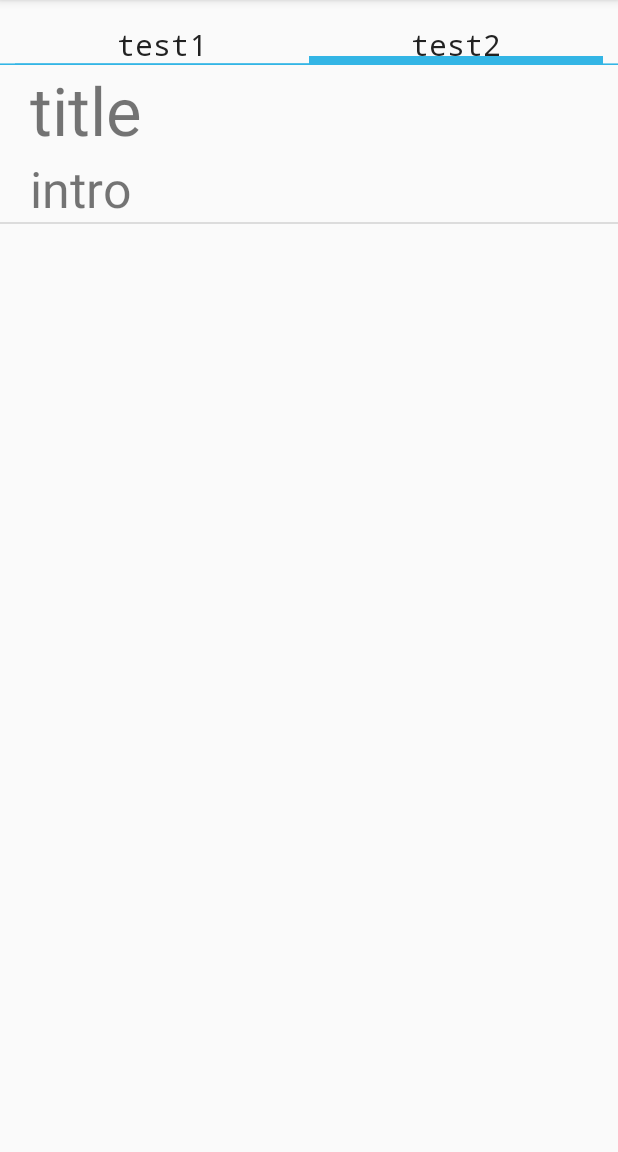
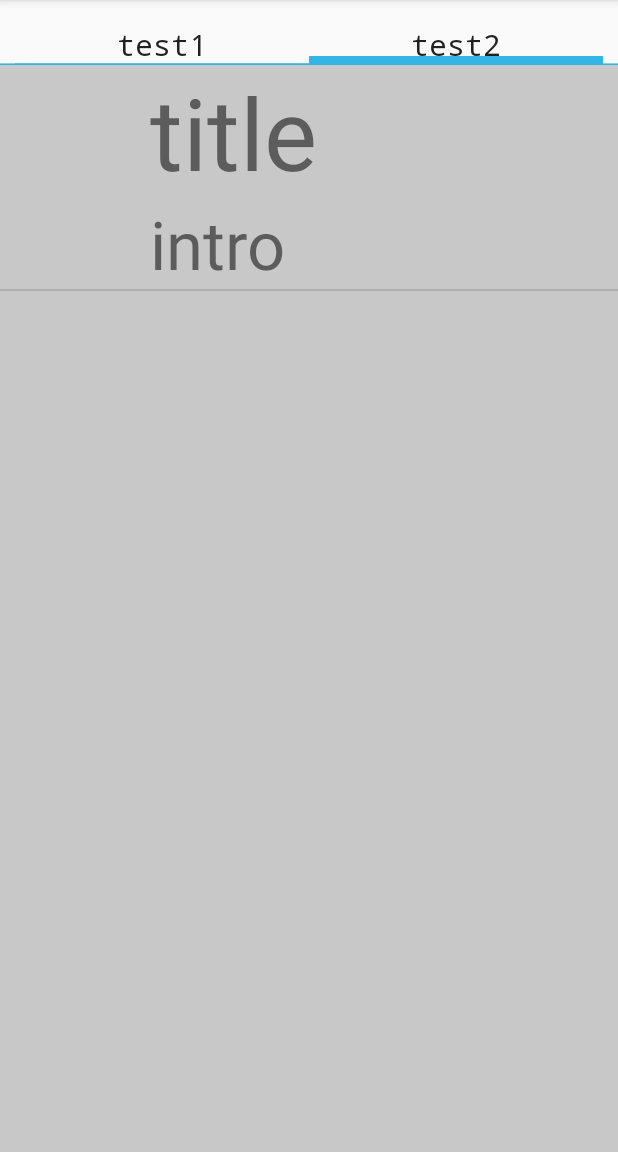
Before and after one commit to ttjackson/UDPRS, an Android app: the Fragment1 screen opened directly, with no data from a screen before it, tab 2 chosen, on a phone screen of 412 x 824 dp, the part 84-1236 px from its top. Run offline under Robolectric (Android 15) with nearby library versions, the phone set to English and light mode, and no system bars; 1 statement that could not run was skipped.

Commit message:
background

```diff
--- a/URDRS/app/src/main/java/com/lenovo/health/urdrs/Fragment1.java
+++ b/URDRS/app/src/main/java/com/lenovo/health/urdrs/Fragment1.java
@@ -1,12 +1,27 @@
 package com.lenovo.health.urdrs;
 
 import android.app.Activity;
+import android.content.Context;
+import android.location.Criteria;
+import android.location.Location;
+import android.location.LocationListener;
+import android.location.LocationManager;
+import android.location.LocationProvider;
 import android.net.Uri;
 import android.os.Bundle;
+import android.os.Handler;
+import android.os.Message;
+import android.os.Parcelable;
 import android.support.v4.app.Fragment;
 import android.view.LayoutInflater;
 import android.view.View;
 import android.view.ViewGroup;
+import android.widget.TextView;
+
+import org.w3c.dom.Text;
+
+import java.util.Iterator;
+import java.util.List;
 
 
 /**
@@ -26,9 +41,32 @@ public class Fragment1 extends Fragment {
     // TODO: Rename and change types of parameters
     private String mParam1;
     private String mParam2;
+    private TextView locText;
+    private OnFragmentInteractionListener mListener;
+    private LocationManager locationManager;
+    private LocationListener locListner = new LocationListener() {
 
-    private OnFragmentInteractionListener mListener;
+        @Override
+        public void onLocationChanged(Location location) {
+            System.out.println("Location Change");
+            updateWithNewLocation(location);
+        }
 
+        @Override
+        public void onStatusChanged(String provider, int status, Bundle extras) {
+
+        }
+
+        @Override
+        public void onProviderEnabled(String provider) {
+            getLocation();
+        }
+
+        @Override
+        public void onProviderDisabled(String provider) {
+            updateWithNewLocation(null);
+        }
+    };
     /**
      * Use this factory method to create a new instance of
      * this fragment using the provided parameters.
@@ -58,14 +96,60 @@ public class Fragment1 extends Fragment {
             mParam1 = getArguments().getString(ARG_PARAM1);
             mParam2 = getArguments().getString(ARG_PARAM2);
         }
+
     }
 
+    public void getLocation() {
+        Criteria criteria = new Criteria();
+        criteria.setAccuracy(Criteria.ACCURACY_FINE);
+        criteria.setAltitudeRequired(false);
+        criteria.setBearingRequired(false);
+        criteria.setCostAllowed(true);
+        criteria.setPowerRequirement(Criteria.POWER_LOW);
+        locationManager = (LocationManager) getActivity().getSystemService(Context.LOCATION_SERVICE);
+        String provider = locationManager.getBestProvider(criteria, true);
+        System.out.println(provider);
+        Location lastKnownLocation = locationManager.getLastKnownLocation(provider);
+        locationManager.requestLocationUpdates(LocationManager.NETWORK_PROVIDER, 2000, 1, locListner);
+        updateWithNewLocation(lastKnownLocation);
+    }
+
+    public void printLastLocation() {
+        locationManager = (LocationManager) getActivity().getSystemService(Context.LOCATION_SERVICE);
+        Location lastLocation = locationManager.getLastKnownLocation(LocationManager.NETWORK_PROVIDER);
+        if (lastLocation != null) {
+            locText.setText(lastLocation.toString());
+        }
+        List<String> providers = locationManager.getAllProviders();
+        for(Iterator iterator = providers.iterator(); iterator.hasNext(); ){
+            System.out.println(iterator.next());
+        }
+    }
+
+    public void updateWithNewLocation(Location location){
+        String loc;
+        if (location != null) {
+            double lat = location.getLatitude();
+            double lon = location.getLongitude();
+            loc = "经度" + lat + "纬度" + lon;
+            locText.setText(loc);
+        }
+        else {
+            locText.setText("不能获取位置");
+        }
+    }
     @Override
     public View onCreateView(LayoutInflater inflater, ViewGroup container,
                              Bundle savedInstanceState) {
         // Inflate the layout for this fragment
-        return inflater.inflate(R.layout.fragment_fragment1, container, false);
+        View view = inflater.inflate(R.layout.fragment_fragment1, container, false);
+        locText = (TextView) view.findViewById(R.id.location_textview);
+        TextView testview = (TextView) view.findViewById(R.id.question1);
+        testview.setText("WWWW");
+        getLocation();
+        return view;
     }
+
 
     // TODO: Rename method, update argument and hook method into UI event
     public void onButtonPressed(Uri uri) {
@@ -91,6 +175,7 @@ public class Fragment1 extends Fragment {
         mListener = null;
     }
 
+
     /**
      * This interface must be implemented by activities that contain this
      * fragment to allow an interaction in this fragment to be communicated
--- /dev/null
+++ b/URDRS/app/src/main/res/drawable/item_selector_style.xml
@@ -0,0 +1,19 @@
+<?xml version="1.0" encoding="utf-8"?>
+<selector xmlns:android="http://schemas.android.com/apk/res/android">
+    <!-- Non focused states -->
+    <!--<item android:state_focused="false" android:state_selected="false" android:state_pressed="false" android:drawable="@drawable/item_unselected" />-->
+    <!--<item android:state_focused="false" android:state_selected="true"  android:state_pressed="false" android:drawable="@drawable/item_unselected" />-->
+
+    <!--&lt;!&ndash; Focused states &ndash;&gt;-->
+    <!--<item android:state_focused="true" android:state_selected="false" android:state_pressed="false" android:drawable="@drawable/item_unselected" />-->
+    <!--<item android:state_focused="true" android:state_selected="true"  android:state_pressed="false" android:drawable="@drawable/item_unselected" />-->
+
+    <!-- Pressed -->
+    <!--    Non focused states -->
+    <item android:state_focused="false" android:state_selected="false" android:state_pressed="true" android:drawable="@drawable/item_unselected" />
+    <item android:state_focused="false" android:state_selected="true"  android:state_pressed="true" android:drawable="@drawable/item_unselected" />
+
+    <!--    Focused states -->
+    <item android:state_focused="true" android:state_selected="false" android:state_pressed="true" android:drawable="@drawable/item_unselected" />
+    <item android:state_focused="true" android:state_selected="true"  android:state_pressed="true" android:drawable="@drawable/item_unselected" />
+ </selector>
--- a/URDRS/app/src/main/res/layout/fragment_fragment1.xml
+++ b/URDRS/app/src/main/res/layout/fragment_fragment1.xml
@@ -2,6 +2,11 @@
     android:layout_width="match_parent"
     android:layout_height="match_parent"
     android:orientation="vertical">
+    <TextView
+        android:layout_width="wrap_content"
+        android:layout_height="wrap_content"
+        android:id="@+id/location_textview"
+        android:text="test"/>
     <TextView
         android:layout_width="wrap_content"
         android:layout_height="wrap_content"
--- a/URDRS/app/src/main/res/layout/fragment_fragment2.xml
+++ b/URDRS/app/src/main/res/layout/fragment_fragment2.xml
@@ -1,12 +1,13 @@
 <FrameLayout xmlns:android="http://schemas.android.com/apk/res/android"
     android:layout_width="match_parent"
-    android:layout_height="match_parent">
+    android:layout_height="match_parent"
+    android:background="@color/backgroudcolor">
 
     <ListView
         android:layout_width="match_parent"
         android:layout_height="match_parent"
-        android:id="@+id/test_listview">
+        android:id="@+id/test_listview"
+        android:listSelector="@drawable/item_selector_style">
         </ListView>
 
-
 </FrameLayout>
--- a/URDRS/app/src/main/res/layout/item_layout.xml
+++ b/URDRS/app/src/main/res/layout/item_layout.xml
@@ -1,22 +1,25 @@
 <?xml version="1.0" encoding="utf-8"?>
 <RelativeLayout xmlns:android="http://schemas.android.com/apk/res/android"
-    android:layout_width="match_parent" android:layout_height="match_parent">
+    android:layout_width="wrap_content" android:layout_height="wrap_content"
+    android:layout_marginLeft="200dp"
+    android:layout_marginTop="200dp"
+    >
     <ImageView
-        android:layout_width="20dp"
-        android:layout_height="20dp"
+        android:layout_width="100dp"
+        android:layout_height="100dp"
         android:id="@+id/item_image"/>
     <TextView
         android:layout_width="wrap_content"
         android:layout_height="wrap_content"
         android:id="@+id/item_name"
-        android:textSize="20pt"
+        android:textSize="30pt"
         android:layout_toRightOf="@+id/item_image"
         android:layout_alignTop="@+id/item_image"/>
     <TextView
         android:layout_width="wrap_content"
         android:layout_height="wrap_content"
         android:id="@+id/item_discription"
-        android:textSize="15pt"
+        android:textSize="20pt"
         android:layout_below="@+id/item_name"
         android:layout_alignLeft="@+id/item_name"/>
 </RelativeLayout>
--- a/URDRS/app/src/main/res/values/color.xml
+++ b/URDRS/app/src/main/res/values/color.xml
@@ -1,4 +1,6 @@
 <?xml version="1.0" encoding="utf-8"?>
 <resources>
     <color name="black">#000000</color>
+    <color name="backgroudcolor">#C8C8C8</color>
+    <color name="white">#FFFFFF</color>
 </resources>
--- a/URDRS/app/src/main/res/values/styles.xml
+++ b/URDRS/app/src/main/res/values/styles.xml
@@ -19,4 +19,5 @@
     <style name="CustomTabPageIndicator.Text" parent="android:TextAppearance.Medium">
         <item name="android:typeface">monospace</item>
     </style>
+
 </resources>
```
Also changed, not shown: URDRS/app/src/main/res/drawable/item_unselected.png (added).
